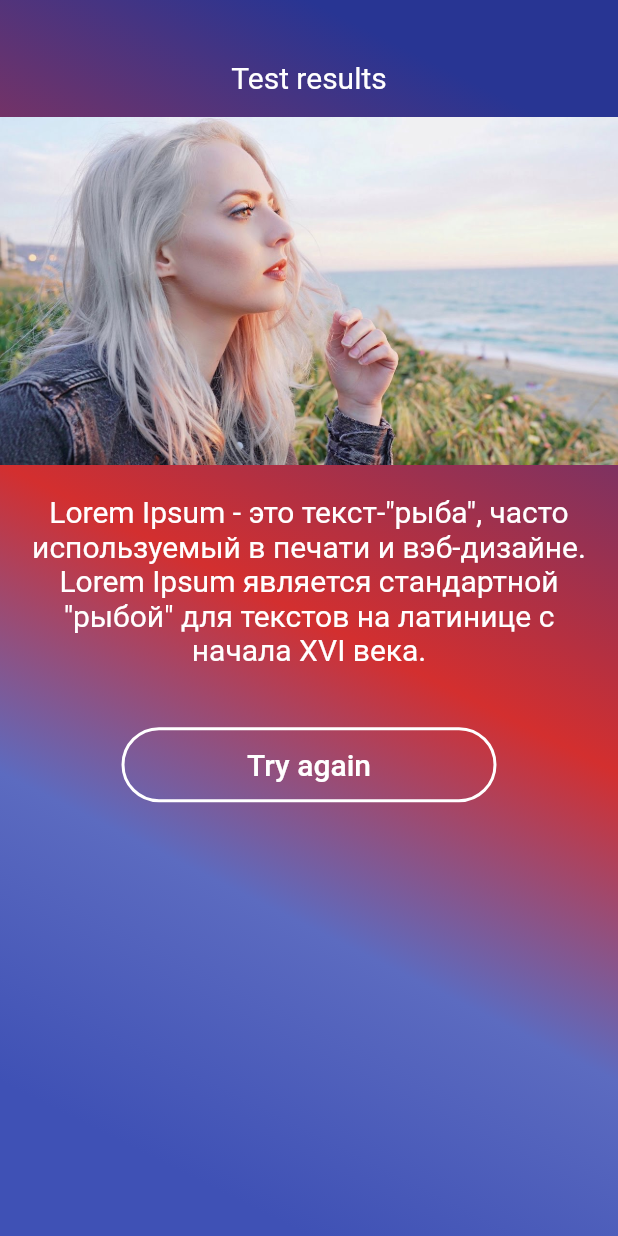
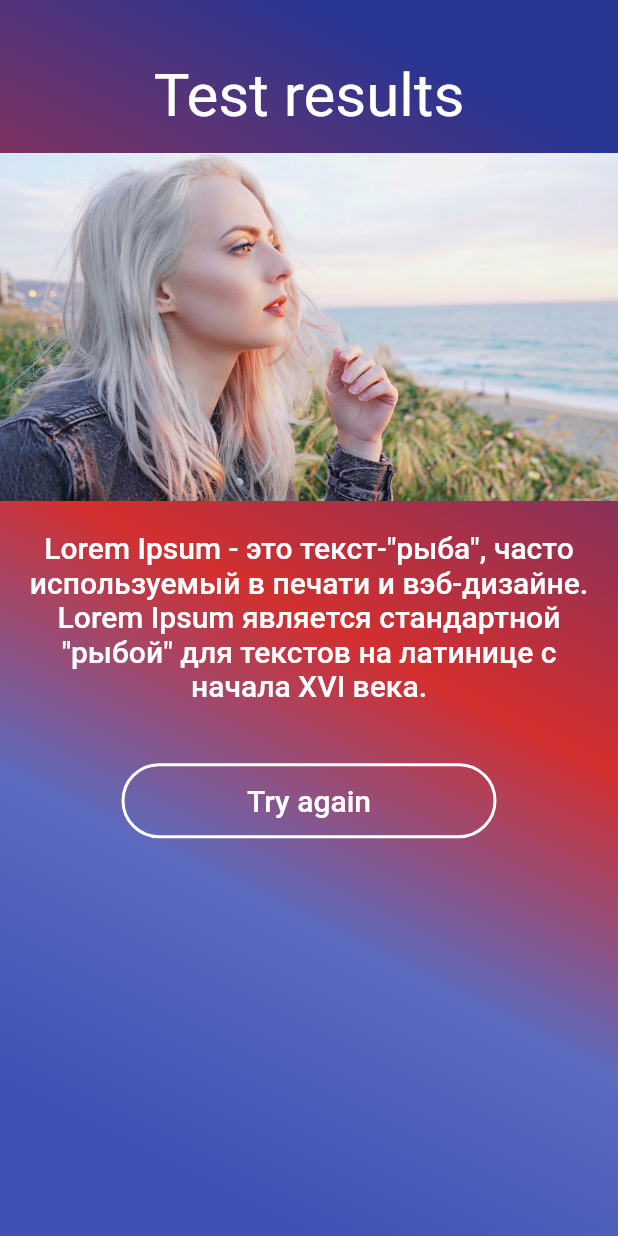
Before and after one commit to icecream78/honest_test, a Flutter app: the FinishPage screen opened by its route, on a phone screen of 412 x 824 dp. Run offline on Flutter 3.47's test engine with Material 2 defaults, Android fonts, the phone set to English and light mode, and no system bars.

Commit message:
Made refactoring for project structure

```diff
--- a/lib/main.dart
+++ b/lib/main.dart
@@ -1,9 +1,9 @@
 import 'package:flutter/foundation.dart';
 import 'package:flutter/material.dart';
 import './themes.dart';
-import './start_page.dart';
-import './question_page.dart';
-import './finish_page.dart';
+import './pages/start_page.dart';
+import './pages/question/question_page.dart';
+import './pages/finish_page.dart';
 
 void main() {
   runApp(HonestTestApp());
--- a/lib/finish_page.dart
+++ b/lib/pages/finish_page.dart
@@ -1,5 +1,6 @@
 import 'package:flutter/material.dart';
-import './custom_btn.dart';
+import '../components/custom_btn.dart';
+import '../themes.dart';
 
 class FinishPage extends StatelessWidget {
   @override
@@ -8,20 +9,7 @@ class FinishPage extends StatelessWidget {
       body: Center(
         child: Container(
           width: double.infinity, // full width widget
-          decoration: BoxDecoration(
-            gradient: LinearGradient(
-              begin: Alignment.topRight,
-              end: Alignment.bottomLeft,
-              stops: [0.1, 0.5, 0.7, 0.9],
-              colors: [
-                Colors.indigo[800],
-                Colors.red[700],
-                Colors.indigo[400],
-                Colors.indigo[500],
-              ],
-              tileMode: TileMode.repeated,
-            ),
-          ),
+          decoration: appGradientBg,
           child: Column(
             mainAxisAlignment: MainAxisAlignment.start,
             children: <Widget>[
@@ -30,10 +18,7 @@ class FinishPage extends StatelessWidget {
                 child: Text(
                   'Test results',
                   textAlign: TextAlign.center,
-                  style: TextStyle(
-                    fontSize: 20.0,
-                    color: Colors.white,
-                  ),
+                  style: Theme.of(context).textTheme.headline,
                 ),
               ),
               Padding(
@@ -49,10 +34,7 @@ class FinishPage extends StatelessWidget {
                     'Lorem Ipsum - это текст-"рыба", часто используемый в печати и вэб-дизайне. Lorem Ipsum является стандартной "рыбой" для текстов на латинице с начала XVI века.',
                     maxLines: 40,
                     textAlign: TextAlign.center,
-                    style: TextStyle(
-                      fontSize: 20.0,
-                      color: Colors.white,
-                    ),
+                    style: Theme.of(context).textTheme.body2,
                   ),
                 ),
               ),
--- a/lib/themes.dart
+++ b/lib/themes.dart
@@ -9,4 +9,33 @@ final ThemeData kIOSTheme = ThemeData(
 final ThemeData kDefaultTheme = ThemeData(
   primarySwatch: Colors.purple,
   accentColor: Colors.orangeAccent[400],
+  textTheme: TextTheme(
+    body1: TextStyle(
+      fontSize: 25.0,
+      color: Colors.white,
+    ),
+    body2: TextStyle(
+      fontSize: 20.0,
+      color: Colors.white,
+    ),
+    headline: TextStyle(
+      fontSize: 40.0,
+      color: Colors.white,
+    ),
+  ),
 );
+
+final BoxDecoration appGradientBg = BoxDecoration(
+  gradient: LinearGradient(
+    begin: Alignment.topRight,
+    end: Alignment.bottomLeft,
+    stops: [0.1, 0.5, 0.7, 0.9],
+    colors: [
+      Colors.indigo[800],
+      Colors.red[700],
+      Colors.indigo[400],
+      Colors.indigo[500],
+    ],
+    tileMode: TileMode.repeated,
+  ),
+);
```
Also changed, not shown: lib/components/custom_btn.dart (renamed from lib/custom_btn.dart, +11 -4 lines), lib/pages/question/question_page.dart (renamed from lib/question_page.dart, +5 -39 lines), lib/pages/question/utils.dart (added, +19 -0 lines), lib/pages/start_page.dart (renamed from lib/start_page.dart, +3 -15 lines).
